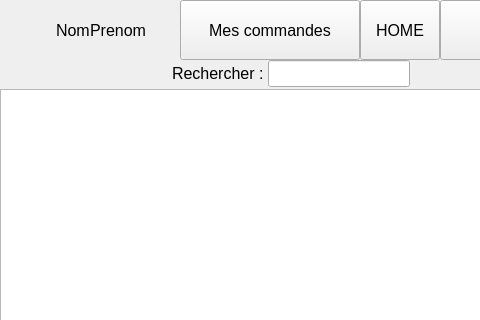
First picture: the form in UberMedoc/application.ui, repository GregDAka/Ubermedoc, before the edit; both pictures show x 0 to 480 and y 0 to 320 of the 800 by 600 pixel window.
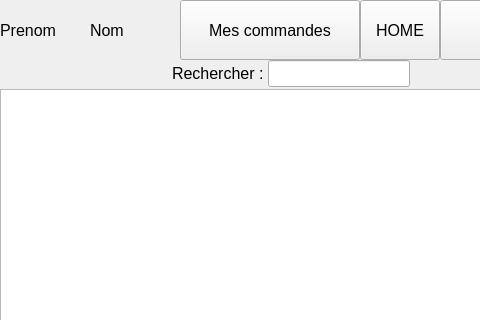
Second picture: the form after the edit.

Commit message: relier inscription a l'application + client utilisable dans l'application

Patch:
```diff
--- a/UberMedoc/application.ui
+++ b/UberMedoc/application.ui
@@ -36,19 +36,7 @@
      </property>
      <item>
       <layout class="QHBoxLayout" name="horizontalLayout">
-       <item alignment="Qt::AlignRight">
-        <widget class="QLabel" name="nomLabel">
-         <property name="font">
-          <font>
-           <pointsize>12</pointsize>
-          </font>
-         </property>
-         <property name="text">
-          <string>Nom</string>
-         </property>
-        </widget>
-       </item>
-       <item alignment="Qt::AlignLeft">
+       <item>
         <widget class="QLabel" name="prenomLabel">
          <property name="font">
           <font>
@@ -57,6 +45,21 @@
          </property>
          <property name="text">
           <string>Prenom</string>
+         </property>
+         <property name="margin">
+          <number>0</number>
+         </property>
+        </widget>
+       </item>
+       <item>
+        <widget class="QLabel" name="nomLabel">
+         <property name="font">
+          <font>
+           <pointsize>12</pointsize>
+          </font>
+         </property>
+         <property name="text">
+          <string>Nom</string>
          </property>
         </widget>
        </item>
```
The commit also changes 3 other files.
